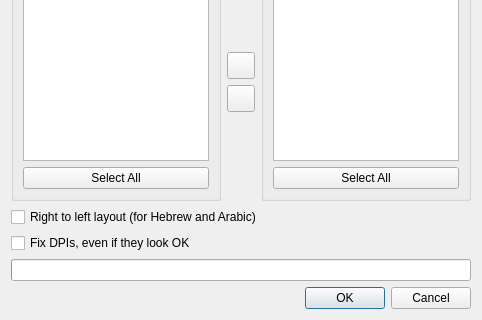
Above: src/scantailor/app/ui/dialogs/ProjectFilesDialog.ui from adehad/py-scantailor before the change; both pictures show x 0 to 482 and y 186 to 506 of the 482 by 506 pixel window. Below: the same form after it.
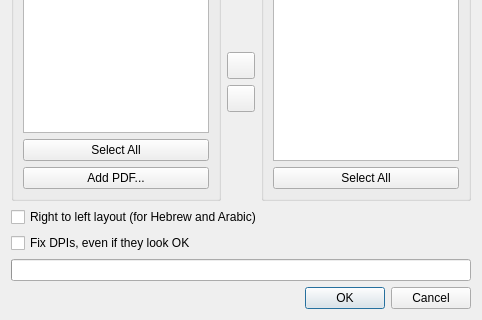
That is the form after the change.

Commit message:
Extract PDF pages inside New Project
PDFs in the input folder are listed with an Extract action; Open PDF ends in the same dialog.
Fixes #228.

Patch:
```diff
--- a/src/scantailor/app/ui/dialogs/ProjectFilesDialog.ui
+++ b/src/scantailor/app/ui/dialogs/ProjectFilesDialog.ui
@@ -78,6 +78,13 @@
           </property>
          </widget>
         </item>
+        <item>
+         <widget class="QPushButton" name="addPdfBtn">
+          <property name="text">
+           <string>Add PDF...</string>
+          </property>
+         </widget>
+        </item>
        </layout>
       </widget>
      </item>
```
The commit also changes 16 other files.
